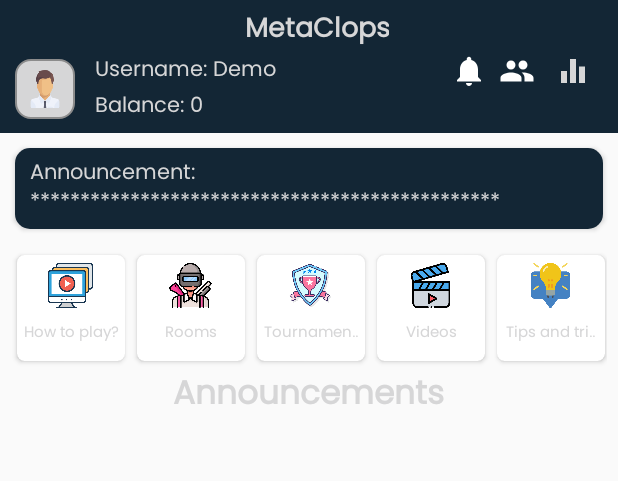
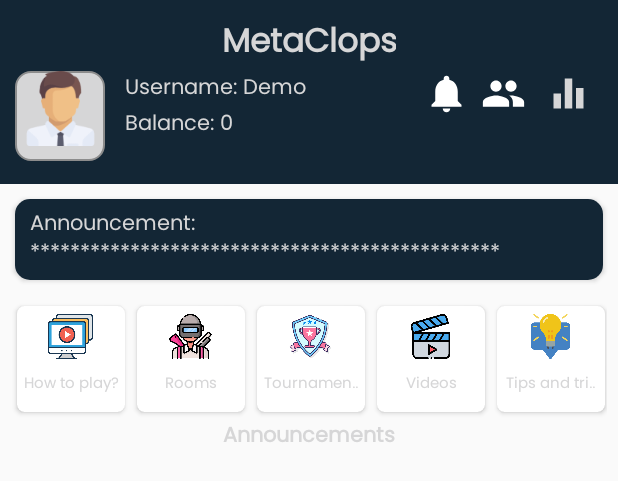
Before and after one commit to rajput-priyansh/99games, an Android app: the layout play_home.xml on its own in the app's theme, with its tools: preview values and no code run, on a phone screen of 412 x 824 dp. Shown: the top 481 px of the screen. Run offline under Robolectric (Android 15) with nearby library versions, the phone set to English and light mode, and no system bars; network calls fail.

Commit message:
update code

```diff
--- a/app/src/main/res/layout/allgamedata.xml
+++ b/app/src/main/res/layout/allgamedata.xml
@@ -68,19 +68,16 @@
             <TextView
                 android:id="@+id/matches_text"
                 android:layout_width="wrap_content"
-                android:layout_height="20dp"
+                android:layout_height="15dp"
                 android:layout_alignParentTop="true"
                 android:layout_alignParentRight="true"
                 android:layout_marginTop="6dp"
                 android:layout_gravity="center"
                 android:background="@color/newblue"
-                android:paddingLeft="5dp"
-                android:paddingTop="0dp"
-                android:paddingRight="5dp"
-                android:paddingBottom="0dp"
+                android:padding="3dp"
                 android:text="Match 0"
                 android:textColor="@color/white"
-                android:textSize="10sp"
+                android:textSize="8sp"
                 android:textStyle="bold" />
         </RelativeLayout>
 
--- a/app/src/main/res/layout/play_home.xml
+++ b/app/src/main/res/layout/play_home.xml
@@ -20,14 +20,12 @@
             android:layout_width="wrap_content"
             android:layout_height="wrap_content"
             android:layout_gravity="center"
-            android:layout_marginLeft="5dp"
+            android:layout_marginTop="5dp"
             android:layout_weight="1"
-            android:ellipsize="marquee"
             android:gravity="center"
-            android:marqueeRepeatLimit="marquee_forever"
             android:singleLine="true"
             android:text="@string/app_name"
-            android:textAppearance="@style/TextAppearance.AppCompat.Medium"
+            android:textAppearance="@style/TextAppearance.AppCompat.Large"
             android:textColor="@color/white"
             android:textStyle="bold" />
         <LinearLayout
@@ -37,23 +35,28 @@
             android:orientation="horizontal">
         <LinearLayout
             android:id="@+id/profile_layout"
-            android:layout_width="40dp"
-            android:layout_height="40dp"
+            android:layout_width="wrap_content"
+            android:layout_height="wrap_content"
             android:gravity="center"
-            android:background="@drawable/white_round_corner"
             android:orientation="vertical">
 
             <ImageView
-                android:layout_width="21dp"
-                android:layout_height="25dp"
+                android:layout_width="60dp"
+                android:layout_height="60dp"
                 android:layout_gravity="center"
-                android:scaleType="fitXY"
+                android:scaleType="centerInside"
+                android:background="@drawable/white_round_corner"
+                android:paddingBottom="10dp"
                 android:src="@drawable/man" />
+            <View
+                android:layout_width="10dp"
+                android:layout_height="10dp"/>
         </LinearLayout>
             <LinearLayout
                 android:layout_width="match_parent"
                 android:layout_height="wrap_content"
                 android:layout_marginLeft="@dimen/aspect_lib_margin_16dp"
+                android:layout_gravity="top"
                 android:layout_weight="1"
                 android:orientation="vertical">
             <TextView
@@ -69,6 +72,7 @@
                 android:textAppearance="@style/TextAppearance.AppCompat.Small"
                 android:textColor="@color/white"
                 android:textStyle="normal" />
+
                 <TextView
                     android:id="@+id/balance_text"
                     android:layout_width="wrap_content"
@@ -117,22 +121,22 @@
                 android:orientation="horizontal">
                 <ImageView
                     android:id="@+id/notification_image"
-                    android:layout_width="wrap_content"
-                    android:layout_height="wrap_content"
+                    android:layout_width="30dp"
+                    android:layout_height="30dp"
                     android:layout_gravity="center_vertical"
                     android:layout_marginRight="@dimen/aspect_lib_margin_4dp"
                     android:src="@drawable/ic_notifications_24" />
                 <ImageView
                     android:id="@+id/friend_image"
-                    android:layout_width="wrap_content"
-                    android:layout_height="wrap_content"
+                    android:layout_width="30dp"
+                    android:layout_height="30dp"
                     android:layout_gravity="center_vertical"
                     android:layout_marginRight="@dimen/aspect_lib_margin_4dp"
                     android:src="@drawable/ic_group_24"/>
                 <ImageView
                     android:id="@+id/statics_image"
-                    android:layout_width="wrap_content"
-                    android:layout_height="wrap_content"
+                    android:layout_width="30dp"
+                    android:layout_height="30dp"
                     android:layout_gravity="center_vertical"
                     android:layout_marginLeft="5dp"
                     android:layout_marginRight="@dimen/aspect_lib_margin_4dp"
@@ -431,7 +435,7 @@
                             android:gravity="center"
                             android:layout_gravity="center"
                             android:text="@string/announcements_text"
-                            android:textAppearance="@style/TextAppearance.AppCompat.Large"
+                            android:textAppearance="@style/TextAppearance.AppCompat.Small"
                             android:textColor="@color/black"
                             android:textStyle="bold" />
                         <androidx.recyclerview.widget.RecyclerView
```
